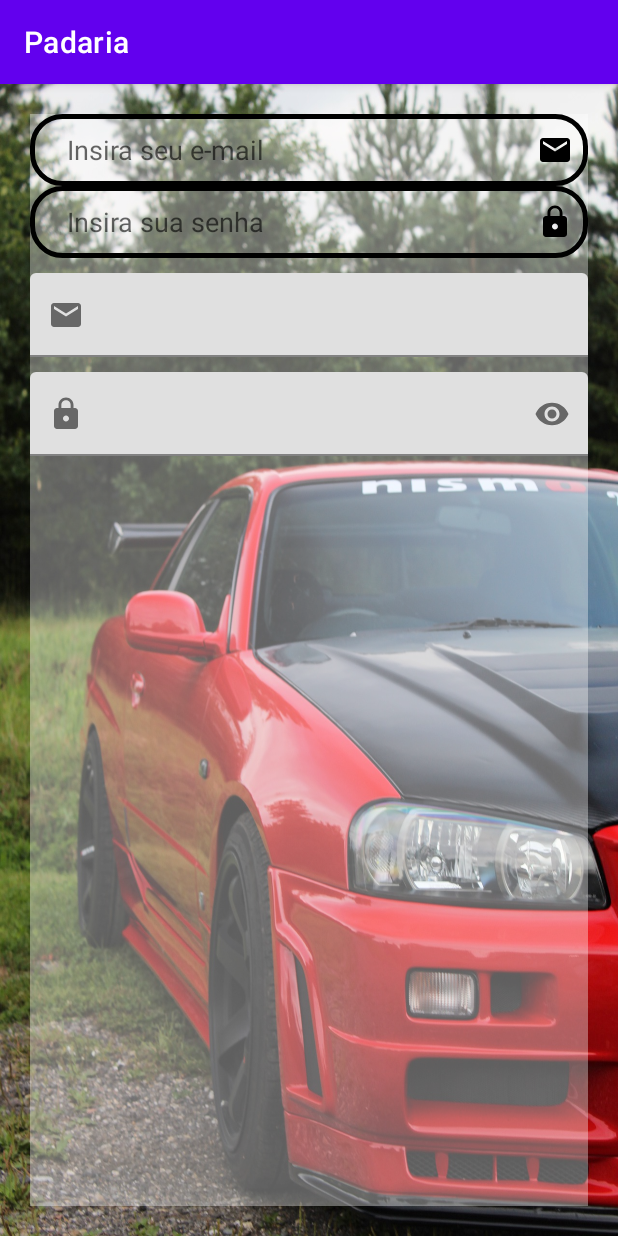
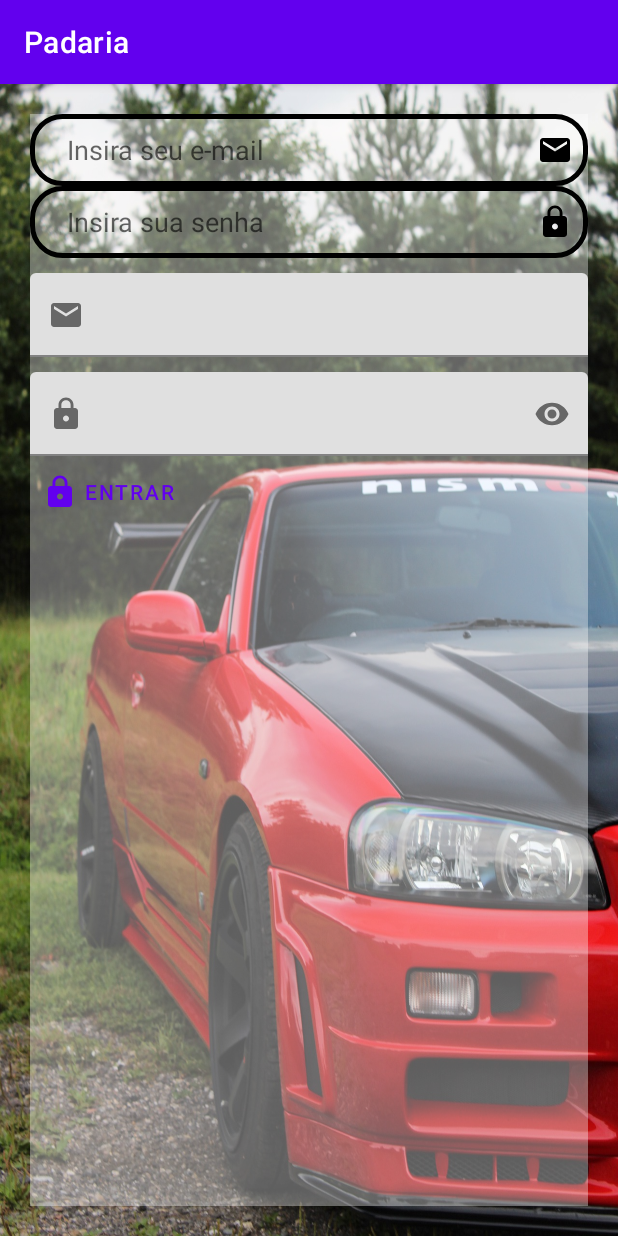
Before and after one commit to SilvaPedro11/Skyline, an Android app: the screen it shows after launch (Componente), on a phone screen of 412 x 824 dp. Run offline under Robolectric (Android 15) with nearby library versions, the phone set to English and light mode, and no system bars.

Commit message:
botão adicionado

```diff
--- a/app/src/main/res/layout/componente_layout.xml
+++ b/app/src/main/res/layout/componente_layout.xml
@@ -34,9 +34,10 @@
             android:maxLength="100" />
 
         <com.google.android.material.textfield.TextInputLayout
-            android:paddingTop="10dp"
             android:layout_width="match_parent"
             android:layout_height="wrap_content"
+            android:paddingTop="10dp"
+            app:counterMaxLength="100"
             app:endIconMode="clear_text"
             app:startIconContentDescription="Inseria seu e-mail"
             app:startIconDrawable="@drawable/ic_baseline_email">
@@ -51,9 +52,10 @@
         </com.google.android.material.textfield.TextInputLayout>
 
         <com.google.android.material.textfield.TextInputLayout
-            android:paddingTop="10dp"
             android:layout_width="match_parent"
             android:layout_height="wrap_content"
+            android:paddingTop="10dp"
+            app:counterMaxLength="100"
             app:endIconMode="password_toggle"
             app:startIconContentDescription="Inserir sua senha"
             app:startIconDrawable="@drawable/ic_baseline_lock">
@@ -66,6 +68,16 @@
 
 
         </com.google.android.material.textfield.TextInputLayout>
+
+        <Button
+            style="@style/Widget.MaterialComponents.Button.TextButton.Icon"
+            android:layout_width="wrap_content"
+            android:layout_height="wrap_content"
+            android:text="Entrar"
+            app:icon="@drawable/ic_baseline_lock"
+
+            />
+
     </LinearLayout>
 
 </LinearLayout>
```
